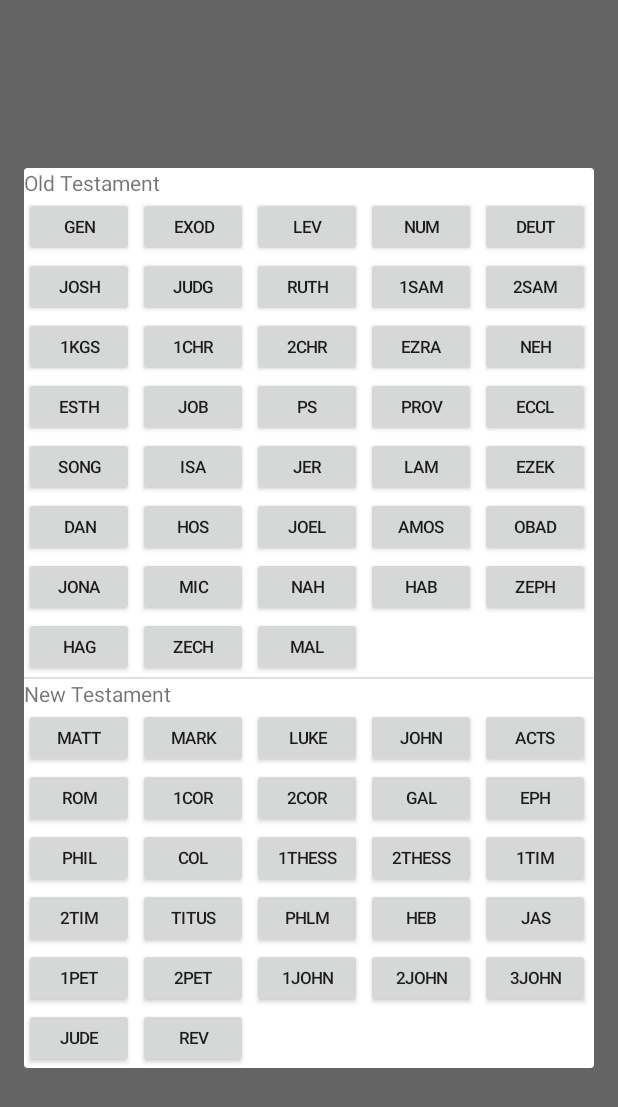
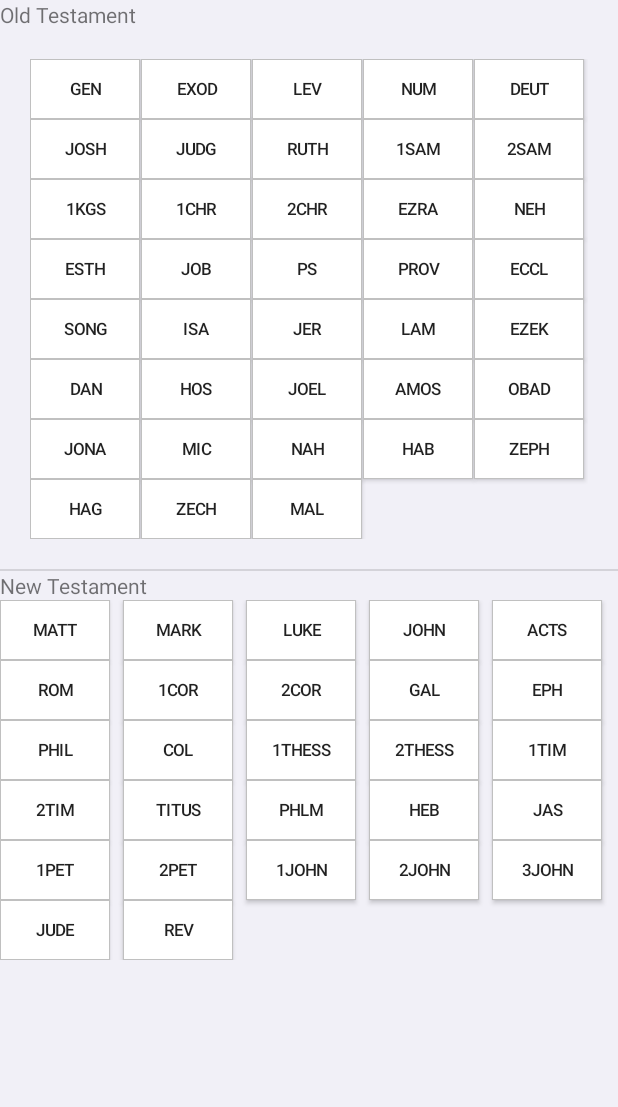
Before and after one commit to yczeng/bible-app, an Android app: the screen it shows after launch (MainActivity), after a tap on "GENESIS", on a phone screen of 412 x 824 dp. Shown: the top 1107 px of the screen. Run offline under Robolectric (Android 15) with nearby library versions, the phone set to English and light mode, and no system bars; 4 statements that could not run were skipped.

Commit message:
added borders to buttons

```diff
--- a/app/src/main/java/com/android/biblio/app/ButtonGridAdapter.java
+++ b/app/src/main/java/com/android/biblio/app/ButtonGridAdapter.java
@@ -2,11 +2,13 @@ package com.android.biblio.app;
 
 import android.app.Dialog;
 import android.content.Context;
+import android.graphics.Color;
 import android.view.View;
 import android.view.ViewGroup;
 import android.widget.BaseAdapter;
 import android.widget.Button;
 import android.widget.GridView;
+import android.widget.TextView;
 
 import androidx.arch.core.util.Function;
 import androidx.fragment.app.FragmentManager;
@@ -65,6 +67,8 @@ public class ButtonGridAdapter extends BaseAdapter {
             button.setLayoutParams(new GridView.LayoutParams(110, 60));
             button.setPadding(0, 0, 0, 0);
             button.setTextSize((float)11);
+            button.setBackgroundColor(Color.WHITE);
+            button.setBackgroundResource(R.drawable.rectangle);
 
             button.setOnClickListener(new View.OnClickListener() {
                 public void onClick(View v) {
--- a/app/src/main/java/com/android/biblio/app/MainActivity.java
+++ b/app/src/main/java/com/android/biblio/app/MainActivity.java
@@ -36,12 +36,14 @@ public class MainActivity extends AppCompatActivity {
     // Generates a pop up of all books
     public void bookPopUp(View view){
         // make a popup builder
-        AlertDialog.Builder bookpopupDialog = new AlertDialog.Builder(this);
+        AlertDialog.Builder bookpopupDialog = new AlertDialog.Builder(this, android.R.style.Theme_DeviceDefault_Settings);
 
         // inflate the view, but keep a reference to it
         LayoutInflater inflater = this.getLayoutInflater();
         View dialogView = inflater.inflate(R.layout.book_pop_up, null);
+
         bookpopupDialog.setView(dialogView);
+
         AlertDialog bookgridPane = bookpopupDialog.create();
 
         // get the linear layout and add the button(s)
@@ -66,6 +68,7 @@ public class MainActivity extends AppCompatActivity {
         GridView grid_newtest = dialogView.findViewById(R.id.buttongrid_newtest);
         grid_newtest.setAdapter(new ButtonGridAdapter(this, null, bookgridPane,
                 bookButton, chapterButton, new_test, true, false, biblePager));
+
 
         // display the dialog
         bookgridPane.show();
--- a/app/src/main/java/com/android/biblio/app/ReaderActivity.java
+++ b/app/src/main/java/com/android/biblio/app/ReaderActivity.java
@@ -341,7 +341,7 @@ public class ReaderActivity extends AppCompatActivity {
     // Generates a pop up of all books
     public void bookPopUp(View view){
         // make a popup builder
-        AlertDialog.Builder bookpopupDialog = new AlertDialog.Builder(this);
+        AlertDialog.Builder bookpopupDialog = new AlertDialog.Builder(this, android.R.style.Theme_DeviceDefault_Settings);
 
         // inflate the view, but keep a reference to it
         LayoutInflater inflater = this.getLayoutInflater();
--- a/app/src/main/java/com/android/biblio/app/SearchAdapter.java
+++ b/app/src/main/java/com/android/biblio/app/SearchAdapter.java
@@ -128,7 +128,7 @@ public class SearchAdapter extends BaseAdapter {
         }
 
         try {
-            String searchResultTextInfo = "<small><font color=\"#000000\">Book: " + kjv.getBookFullName(eachResult.get("book_id").toString()) + ", " + "Chapter: " + eachResult.getInt("chapter") + ", " + "Verse: " + eachResult.getInt("verse") + "</font></small>";
+            String searchResultTextInfo = "<small><font color=\"#000000\">" + kjv.getBookFullName(eachResult.get("book_id").toString()) + ", " + "Chapter " + eachResult.getInt("chapter") + ", " + "Verse " + eachResult.getInt("verse") + "</font></small>";
 
             String verseResult = "";
 
--- a/app/src/main/res/drawable/rectangle.xml
+++ b/app/src/main/res/drawable/rectangle.xml
@@ -1,4 +1,6 @@
 <?xml version="1.0" encoding="utf-8"?>
-<selector xmlns:android="http://schemas.android.com/apk/res/android">
-
-</selector>
+<shape xmlns:android="http://schemas.android.com/apk/res/android"
+    android:shape="rectangle" >
+    <solid android:color="@android:color/white" />
+    <stroke android:width="0.1dp" android:color="#C0C0C0"/>
+</shape>
--- a/app/src/main/res/layout/book_pop_up.xml
+++ b/app/src/main/res/layout/book_pop_up.xml
@@ -3,7 +3,7 @@
     android:id="@+id/bookpopup_layout"
     android:layout_width="match_parent"
     android:layout_height="match_parent"
-    android:orientation="vertical" >
+    android:orientation="vertical">
 
     <TextView
         android:id="@+id/textView2"
@@ -14,6 +14,7 @@
     <GridView
         android:id="@+id/buttongrid_oldtest"
         android:layout_width="match_parent"
+        android:layout_margin = "20dp"
         android:layout_height="match_parent"
         android:numColumns="5" />
 
```
